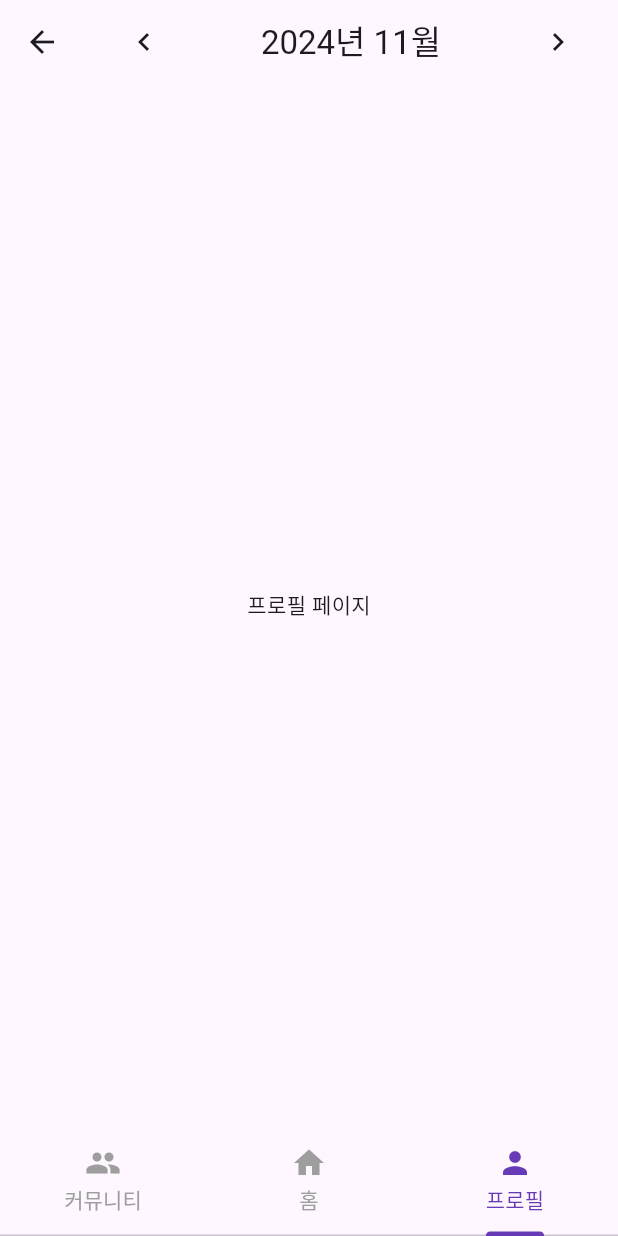
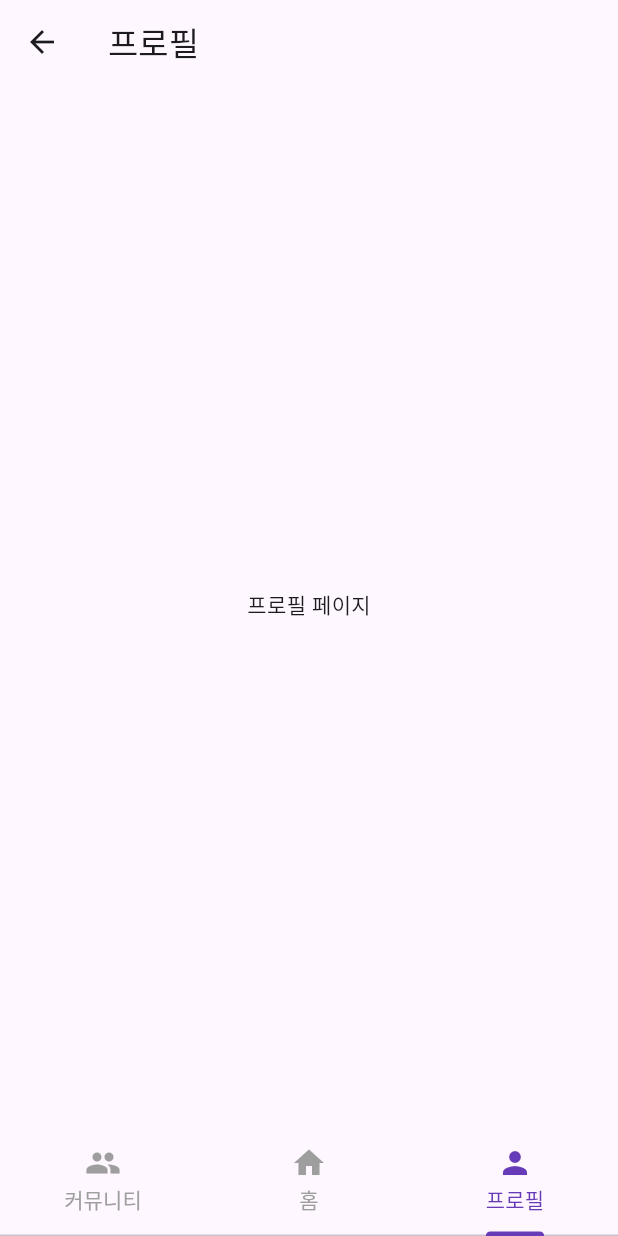
Before and after one commit to uchunc/routinecareproject, a Flutter app: the MainPage screen opened directly, item 3 of the bottom bar chosen, on a phone screen of 412 x 824 dp. Run offline on Flutter 3.47's test engine with Material 3 defaults, Android fonts, the phone set to English and light mode, and no system bars.

Commit message:
second commit

```diff
--- a/lib/screens/community_page.dart
+++ b/lib/screens/community_page.dart
@@ -9,6 +9,6 @@ class CommunityApp extends StatelessWidget {
           child: Text('커뮤니티 페이지'),
         )
       )
-    )
+    );
   }
 }
--- a/lib/screens/main_page.dart
+++ b/lib/screens/main_page.dart
@@ -1,6 +1,8 @@
 import 'package:flutter/material.dart';
 import '../widgets/calendar.dart';
 import '../widgets/journal_entry.dart';
+import 'community_page.dart'; // 커뮤니티 페이지
+import 'profile_page.dart'; // 프로필 페이지
 
 class MainPage extends StatefulWidget {
   @override
@@ -20,12 +22,9 @@ class _MainPageState extends State<MainPage>
   @override
   void initState() {
     super.initState();
-    controller = TabController(length: 3, vsync: this);
-    // 초기에는 오늘 날짜를 선택한 상태로 시작
-    WidgetsBinding.instance.addPostFrameCallback((_) {
-      setState(() {
-        selectedDate = DateTime.now();
-      });
+    controller = TabController(length: 3, vsync: this, initialIndex: 1);
+    controller.addListener(() {
+      setState(() {}); // 탭 변경 시 상태 업데이트
     });
   }
 
@@ -35,10 +34,11 @@ class _MainPageState extends State<MainPage>
     super.dispose();
   }
 
-  @override
-  Widget build(BuildContext context) {
-    return Scaffold(
-      appBar: AppBar(
+  AppBar buildAppBar() {
+    if (controller.index == 1) {
+      // 홈 탭의 AppBar
+      return AppBar(
+        backgroundColor: Color(0xFFFAFAFA),
         title: Row(
           mainAxisAlignment: MainAxisAlignment.spaceBetween,
           children: [
@@ -46,8 +46,10 @@ class _MainPageState extends State<MainPage>
               icon: Icon(Icons.chevron_left),
               onPressed: () {
                 setState(() {
-                  selectedDate =
-                      DateTime(selectedDate.year, selectedDate.month - 1);
+                  selectedDate = DateTime(
+                    selectedDate.year,
+                    selectedDate.month - 1,
+                  );
                 });
               },
             ),
@@ -56,19 +58,33 @@ class _MainPageState extends State<MainPage>
               icon: Icon(Icons.chevron_right),
               onPressed: () {
                 setState(() {
-                  selectedDate =
-                      DateTime(selectedDate.year, selectedDate.month + 1);
+                  selectedDate = DateTime(
+                    selectedDate.year,
+                    selectedDate.month + 1,
+                  );
                 });
               },
             ),
           ],
         ),
-      ),
+      );
+    } else {
+      // 다른 탭의 AppBar
+      return AppBar(
+        title: Text(controller.index == 0 ? '커뮤니티' : '프로필'),
+      );
+    }
+  }
+
+  @override
+  Widget build(BuildContext context) {
+    return Scaffold(
+      appBar: buildAppBar(),
       body: TabBarView(
         controller: controller,
         children: [
           // Tab 1: 커뮤니티
-          Center(child: Text('홈 페이지')),
+          CommunityApp(), // 커뮤니티 페이지 불러오기
           // Tab 2: 홈
           Center(
             child: Column(
@@ -98,7 +114,7 @@ class _MainPageState extends State<MainPage>
           ),
 
           // Tab 3: 프로필
-          Center(child: Text('프로필 페이지')),
+          ProfileApp(), // 프로필 페이지 불러오기
         ],
       ),
       bottomNavigationBar: TabBar(
--- a/lib/screens/profile_page.dart
+++ b/lib/screens/profile_page.dart
@@ -9,6 +9,6 @@ class ProfileApp extends StatelessWidget {
               child: Text('프로필 페이지'),
             )
         )
-    )
+    );
   }
 }
```
